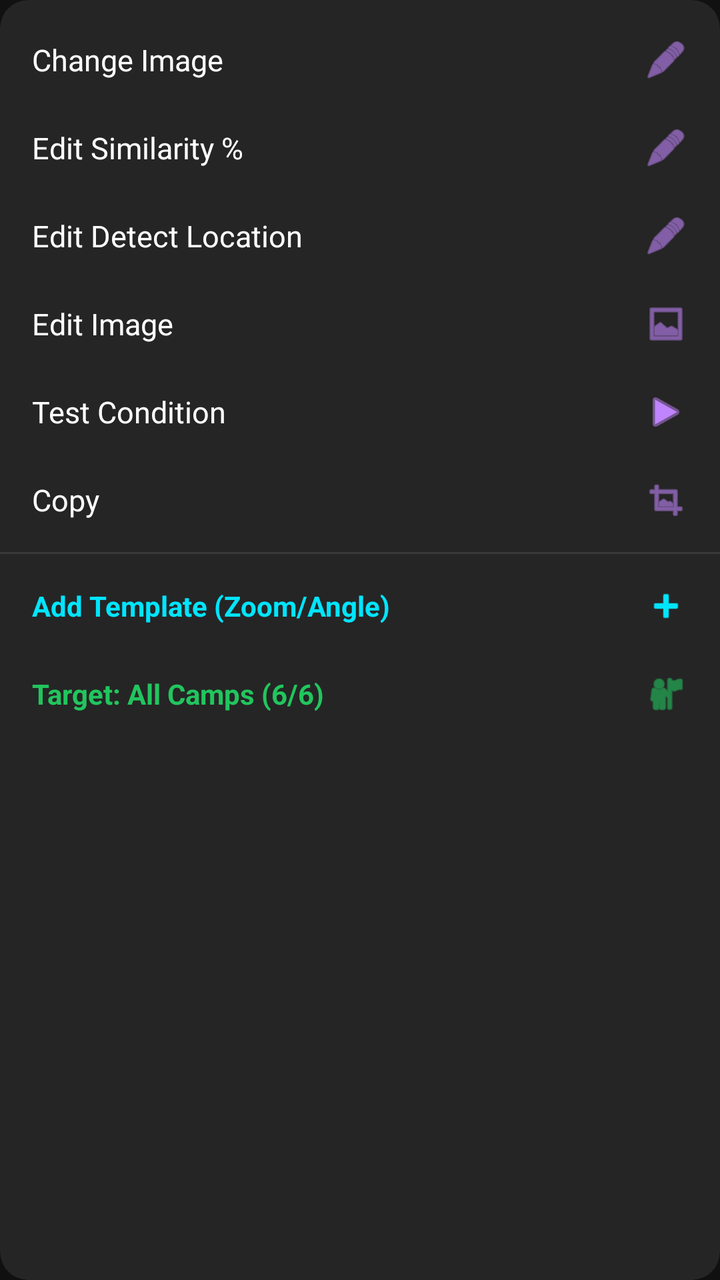
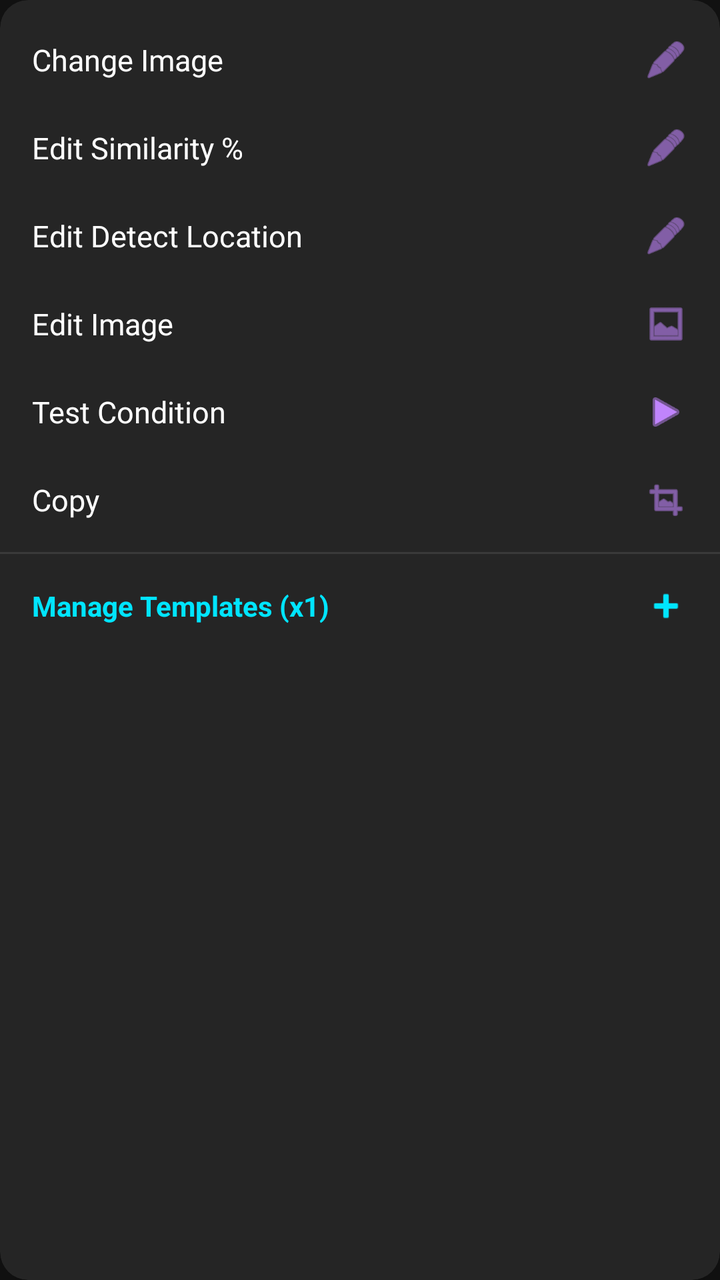

Two renders of the same Android screen: before a commit and after it. Below are the layout's source before the change and the commit's diff.
<!-- AndroidManifest.xml: application theme Theme.MyAutomationApp -->
<!-- res/layout/dialog_image_condition_sub_menu.xml -->
<?xml version="1.0" encoding="utf-8"?>
<androidx.cardview.widget.CardView xmlns:android="http://schemas.android.com/apk/res/android"
    xmlns:app="http://schemas.android.com/apk/res-auto"
    android:layout_width="290dp"
    android:layout_height="wrap_content"
    app:cardBackgroundColor="#252525"
    app:cardCornerRadius="14dp"
    app:cardElevation="16dp">

    <ScrollView
        android:layout_width="match_parent"
        android:layout_height="wrap_content"
        android:maxHeight="480dp">

        <LinearLayout
            android:layout_width="match_parent"
            android:layout_height="wrap_content"
            android:orientation="vertical"
            android:paddingTop="8dp"
            android:paddingBottom="8dp">

            
            <LinearLayout
                android:id="@+id/subOptChangeImage"
                android:layout_width="match_parent"
                android:layout_height="44dp"
                android:gravity="center_vertical"
                android:paddingStart="16dp"
                android:paddingEnd="16dp">
                <TextView
                    android:layout_width="0dp"
                    android:layout_height="wrap_content"
                    android:layout_weight="1"
                    android:text="Change Image"
                    android:textColor="#FFFFFF"
                    android:textSize="15sp" />
                <ImageView
                    android:layout_width="22dp"
                    android:layout_height="22dp"
                    android:src="@android:drawable/ic_menu_edit"
                    app:tint="#C084FC" />
            </LinearLayout>

            
            <LinearLayout
                android:id="@+id/subOptEditSimilarity"
                android:layout_width="match_parent"
                android:layout_height="44dp"
                android:gravity="center_vertical"
                android:paddingStart="16dp"
                android:paddingEnd="16dp">
                <TextView
                    android:layout_width="0dp"
                    android:layout_height="wrap_content"
                    android:layout_weight="1"
                    android:text="Edit Similarity %"
                    android:textColor="#FFFFFF"
                    android:textSize="15sp" />
                <ImageView
                    android:layout_width="22dp"
                    android:layout_height="22dp"
                    android:src="@android:drawable/ic_menu_edit"
                    app:tint="#C084FC" />
            </LinearLayout>

            
            <LinearLayout
                android:id="@+id/subOptEditDetectLocation"
                android:layout_width="match_parent"
                android:layout_height="44dp"
                android:gravity="center_vertical"
                android:paddingStart="16dp"
                android:paddingEnd="16dp">
                <TextView
                    android:layout_width="0dp"
                    android:layout_height="wrap_content"
                    android:layout_weight="1"
                    android:text="Edit Detect Location"
                    android:textColor="#FFFFFF"
                    android:textSize="15sp" />
                <ImageView
                    android:layout_width="22dp"
                    android:layout_height="22dp"
                    android:src="@android:drawable/ic_menu_edit"
                    app:tint="#C084FC" />
            </LinearLayout>

            
            <LinearLayout
                android:id="@+id/subOptEditImage"
                android:layout_width="match_parent"
                android:layout_height="44dp"
                android:gravity="center_vertical"
                android:paddingStart="16dp"
                android:paddingEnd="16dp">
                <TextView
                    android:layout_width="0dp"
                    android:layout_height="wrap_content"
                    android:layout_weight="1"
                    android:text="Edit Image"
                    android:textColor="#FFFFFF"
                    android:textSize="15sp" />
                <ImageView
                    android:layout_width="22dp"
                    android:layout_height="22dp"
                    android:src="@android:drawable/ic_menu_gallery"
                    app:tint="#C084FC" />
            </LinearLayout>

            
            <LinearLayout
                android:id="@+id/subOptTestCondition"
                android:layout_width="match_parent"
                android:layout_height="44dp"
                android:gravity="center_vertical"
                android:paddingStart="16dp"
                android:paddingEnd="16dp">
                <TextView
                    android:layout_width="0dp"
                    android:layout_height="wrap_content"
                    android:layout_weight="1"
                    android:text="Test Condition"
                    android:textColor="#FFFFFF"
                    android:textSize="15sp" />
                <ImageView
                    android:layout_width="22dp"
                    android:layout_height="22dp"
                    android:src="@android:drawable/ic_media_play"
                    app:tint="#C084FC" />
            </LinearLayout>

            
            <LinearLayout
                android:id="@+id/subOptCopy"
                android:layout_width="match_parent"
                android:layout_height="44dp"
                android:gravity="center_vertical"
                android:paddingStart="16dp"
                android:paddingEnd="16dp">
                <TextView
                    android:layout_width="0dp"
                    android:layout_height="wrap_content"
                    android:layout_weight="1"
                    android:text="Copy"
                    android:textColor="#FFFFFF"
                    android:textSize="15sp" />
                <ImageView
                    android:layout_width="22dp"
                    android:layout_height="22dp"
                    android:src="@android:drawable/ic_menu_crop"
                    app:tint="#C084FC" />
            </LinearLayout>

            
            <View
                android:layout_width="match_parent"
                android:layout_height="1dp"
                android:background="#3A3A3A"
                android:layout_marginTop="4dp"
                android:layout_marginBottom="4dp" />

            
            <LinearLayout
                android:id="@+id/subOptAddAlternateTemplate"
                android:layout_width="match_parent"
                android:layout_height="44dp"
                android:gravity="center_vertical"
                android:paddingStart="16dp"
                android:paddingEnd="16dp">
                <TextView
                    android:id="@+id/tvAlternateTemplatesCount"
                    android:layout_width="0dp"
                    android:layout_height="wrap_content"
                    android:layout_weight="1"
                    android:text="Add Template (Zoom/Angle)"
                    android:textColor="#00E5FF"
                    android:textSize="14sp"
                    android:textStyle="bold" />
                <ImageView
                    android:layout_width="22dp"
                    android:layout_height="22dp"
                    android:src="@android:drawable/ic_input_add"
                    app:tint="#00E5FF" />
            </LinearLayout>

            
            <LinearLayout
                android:id="@+id/subOptToggleMultiTarget"
                android:layout_width="match_parent"
                android:layout_height="44dp"
                android:gravity="center_vertical"
                android:paddingStart="16dp"
                android:paddingEnd="16dp">
                <TextView
                    android:id="@+id/tvMultiTargetStatus"
                    android:layout_width="0dp"
                    android:layout_height="wrap_content"
                    android:layout_weight="1"
                    android:text="Target: All Camps (6/6)"
                    android:textColor="#22C55E"
                    android:textSize="14sp"
                    android:textStyle="bold" />
                <ImageView
                    android:layout_width="22dp"
                    android:layout_height="22dp"
                    android:src="@android:drawable/ic_menu_myplaces"
                    app:tint="#22C55E" />
            </LinearLayout>

        </LinearLayout>
    </ScrollView>
</androidx.cardview.widget.CardView>
<!-- resources referenced by this layout -->
<resources>
  <style name="Theme.MyAutomationApp" parent="Theme.MaterialComponents.DayNight.NoActionBar">
          <item name="colorPrimary">@color/gold</item>
          <item name="colorPrimaryVariant">@color/gold_dark</item>
          <item name="colorOnPrimary">@color/black</item>
          <item name="android:windowBackground">@color/black</item>
          <item name="android:textColor">@color/gold</item>
      </style>
  <color name="gold">#FFD700</color>
  <color name="gold_dark">#B8860B</color>
  <color name="black">#121212</color>
</resources>

<!-- the commit's change to res/layout/dialog_image_condition_sub_menu.xml (unified diff, before → after) -->
@@ -10,7 +10,7 @@
     <ScrollView
         android:layout_width="match_parent"
         android:layout_height="wrap_content"
-        android:maxHeight="480dp">
+        android:maxHeight="440dp">
 
         <LinearLayout
             android:layout_width="match_parent"
@@ -151,7 +151,6 @@
                     app:tint="#C084FC" />
             </LinearLayout>
 
-            
             <View
                 android:layout_width="match_parent"
                 android:layout_height="1dp"
@@ -172,7 +171,7 @@
                     android:layout_width="0dp"
                     android:layout_height="wrap_content"
                     android:layout_weight="1"
-                    android:text="Add Template (Zoom/Angle)"
+                    android:text="Manage Templates (x1)"
                     android:textColor="#00E5FF"
                     android:textSize="14sp"
                     android:textStyle="bold" />
@@ -183,30 +182,6 @@
                     app:tint="#00E5FF" />
             </LinearLayout>
 
-            
-            <LinearLayout
-                android:id="@+id/subOptToggleMultiTarget"
-                android:layout_width="match_parent"
-                android:layout_height="44dp"
-                android:gravity="center_vertical"
-                android:paddingStart="16dp"
-                android:paddingEnd="16dp">
-                <TextView
-                    android:id="@+id/tvMultiTargetStatus"
-                    android:layout_width="0dp"
-                    android:layout_height="wrap_content"
-                    android:layout_weight="1"
-                    android:text="Target: All Camps (6/6)"
-                    android:textColor="#22C55E"
-                    android:textSize="14sp"
-                    android:textStyle="bold" />
-                <ImageView
-                    android:layout_width="22dp"
-                    android:layout_height="22dp"
-                    android:src="@android:drawable/ic_menu_myplaces"
-                    app:tint="#22C55E" />
-            </LinearLayout>
-
         </LinearLayout>
     </ScrollView>
 </androidx.cardview.widget.CardView>
